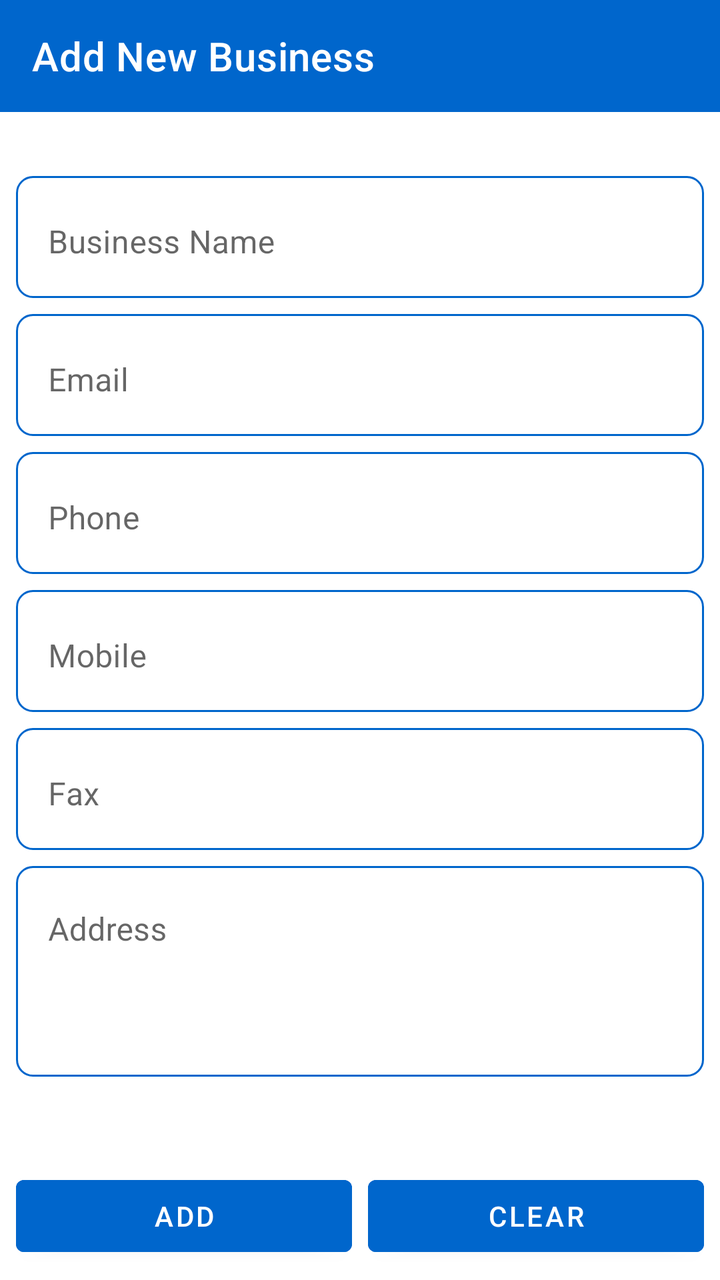
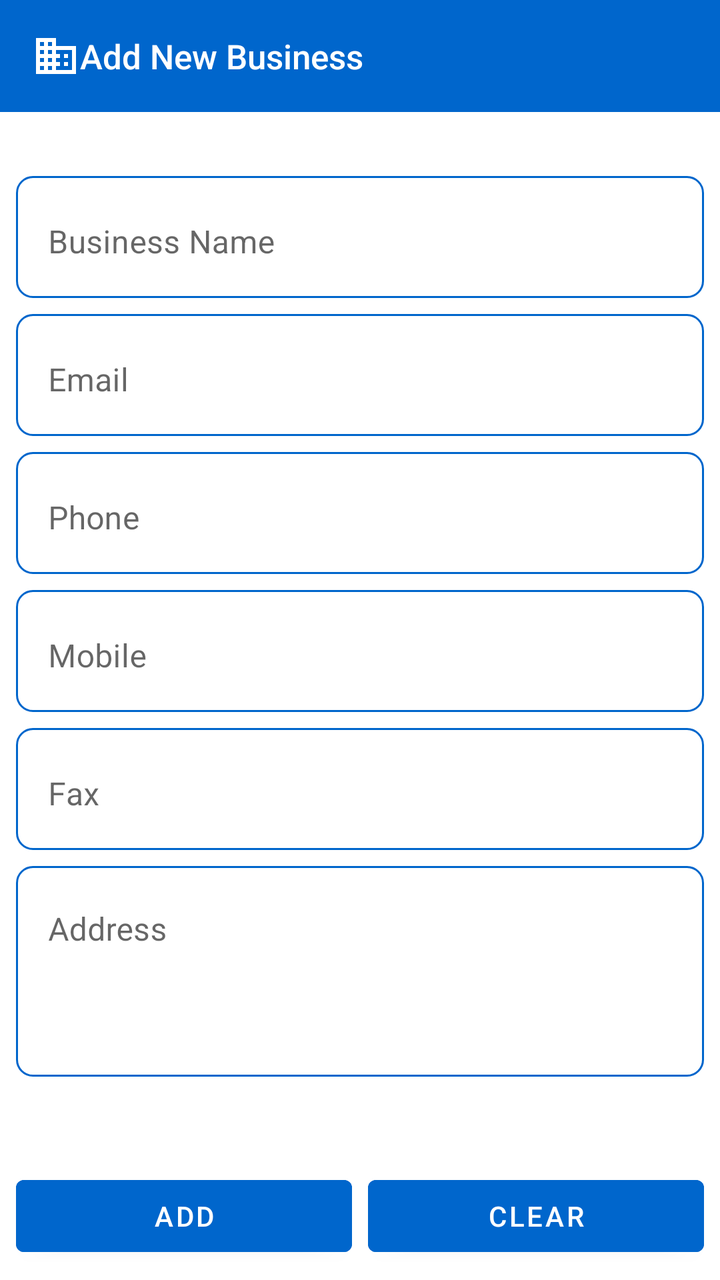

Before-and-after screenshots of an Android layout around one commit, followed by the original layout XML and the change that was made.
<!-- AndroidManifest.xml: application theme Theme.MetalConstructionsEstimates -->
<!-- res/layout/activity_add_business.xml -->
<?xml version="1.0" encoding="utf-8"?>
<androidx.constraintlayout.widget.ConstraintLayout
    xmlns:android="http://schemas.android.com/apk/res/android"
    xmlns:app="http://schemas.android.com/apk/res-auto"
    android:layout_width="match_parent"
    android:layout_height="match_parent">

    
    <androidx.appcompat.widget.Toolbar
        android:id="@+id/toolbar"
        android:layout_width="0dp"
        android:layout_height="?attr/actionBarSize"
        android:background="#0066cc"
        app:title="@string/addBusiness"
        app:titleTextColor="@android:color/white"
        app:layout_constraintTop_toTopOf="parent"
        app:layout_constraintStart_toStartOf="parent"
        app:layout_constraintEnd_toEndOf="parent"/>

    
    <androidx.core.widget.NestedScrollView
        android:id="@+id/scrollView"
        android:layout_width="0dp"
        android:layout_height="0dp"
        android:fillViewport="true"
        android:scrollbars="vertical"
        app:layout_constraintTop_toBottomOf="@id/toolbar"
        app:layout_constraintBottom_toTopOf="@id/buttonContainer"
        app:layout_constraintStart_toStartOf="parent"
        app:layout_constraintEnd_toEndOf="parent">

        <androidx.constraintlayout.widget.ConstraintLayout
            android:layout_width="match_parent"
            android:layout_height="wrap_content"
            android:paddingTop="16dp"
            android:paddingBottom="16dp">

            
            <com.google.android.material.textfield.TextInputLayout
                android:id="@+id/nameLayout"
                android:layout_width="0dp"
                android:layout_height="wrap_content"
                android:hint="@string/business_name"
                android:background="@drawable/shape"
                android:layout_marginStart="8dp"
                android:layout_marginEnd="8dp"
                android:layout_marginTop="16dp"
                style="@style/Widget.MaterialComponents.TextInputLayout.OutlinedBox"
                app:layout_constraintTop_toTopOf="parent"
                app:layout_constraintStart_toStartOf="parent"
                app:layout_constraintEnd_toEndOf="parent">

                <com.google.android.material.textfield.TextInputEditText
                    android:id="@+id/etName_add_business"
                    android:layout_width="match_parent"
                    android:layout_height="wrap_content"
                    android:textColor="#333333"
                    android:textColorHint="#4A4A4A"
                    android:background="@android:color/transparent"/>
            </com.google.android.material.textfield.TextInputLayout>

            <com.google.android.material.textfield.TextInputLayout
                android:id="@+id/emailLayout"
                android:layout_width="0dp"
                android:layout_height="wrap_content"
                android:hint="@string/business_email"
                android:background="@drawable/shape"
                android:layout_marginTop="8dp"
                android:layout_marginStart="8dp"
                android:layout_marginEnd="8dp"
                style="@style/Widget.MaterialComponents.TextInputLayout.OutlinedBox"
                app:layout_constraintTop_toBottomOf="@id/nameLayout"
                app:layout_constraintStart_toStartOf="parent"
                app:layout_constraintEnd_toEndOf="parent">

                <com.google.android.material.textfield.TextInputEditText
                    android:id="@+id/etEmail_add_business"
                    android:layout_width="match_parent"
                    android:layout_height="wrap_content"
                    android:inputType="textEmailAddress"
                    android:textColor="#333333"
                    android:textColorHint="#4A4A4A"
                    android:background="@android:color/transparent"/>
            </com.google.android.material.textfield.TextInputLayout>

            
            <com.google.android.material.textfield.TextInputLayout
                android:id="@+id/phoneLayout"
                android:layout_width="0dp"
                android:layout_height="wrap_content"
                android:hint="@string/business_phone"
                android:background="@drawable/shape"
                android:layout_marginTop="8dp"
                android:layout_marginStart="8dp"
                android:layout_marginEnd="8dp"
                style="@style/Widget.MaterialComponents.TextInputLayout.OutlinedBox"
                app:layout_constraintTop_toBottomOf="@id/emailLayout"
                app:layout_constraintStart_toStartOf="parent"
                app:layout_constraintEnd_toEndOf="parent">

                <com.google.android.material.textfield.TextInputEditText
                    android:id="@+id/etPhone_add_business"
                    android:layout_width="match_parent"
                    android:layout_height="wrap_content"
                    android:inputType="phone"
                    android:textColor="#333333"
                    android:textColorHint="#4A4A4A"
                    android:background="@android:color/transparent"/>
            </com.google.android.material.textfield.TextInputLayout>

            <com.google.android.material.textfield.TextInputLayout
                android:id="@+id/mobileLayout"
                android:layout_width="0dp"
                android:layout_height="wrap_content"
                android:hint="@string/business_mobile"
                android:background="@drawable/shape"
                android:layout_marginTop="8dp"
                android:layout_marginStart="8dp"
                android:layout_marginEnd="8dp"
                style="@style/Widget.MaterialComponents.TextInputLayout.OutlinedBox"
                app:layout_constraintTop_toBottomOf="@id/phoneLayout"
                app:layout_constraintStart_toStartOf="parent"
                app:layout_constraintEnd_toEndOf="parent">

                <com.google.android.material.textfield.TextInputEditText
                    android:id="@+id/etMobile_add_business"
                    android:layout_width="match_parent"
                    android:layout_height="wrap_content"
                    android:inputType="phone"
                    android:textColor="#333333"
                    android:textColorHint="#4A4A4A"
                    android:background="@android:color/transparent"/>
            </com.google.android.material.textfield.TextInputLayout>

            <com.google.android.material.textfield.TextInputLayout
                android:id="@+id/faxLayout"
                android:layout_width="0dp"
                android:layout_height="wrap_content"
                android:hint="@string/business_fax"
                android:background="@drawable/shape"
                android:layout_marginTop="8dp"
                android:layout_marginStart="8dp"
                android:layout_marginEnd="8dp"
                style="@style/Widget.MaterialComponents.TextInputLayout.OutlinedBox"
                app:layout_constraintTop_toBottomOf="@id/mobileLayout"
                app:layout_constraintStart_toStartOf="parent"
                app:layout_constraintEnd_toEndOf="parent">

                <com.google.android.material.textfield.TextInputEditText
                    android:id="@+id/etFax_add_business"
                    android:layout_width="match_parent"
                    android:layout_height="wrap_content"
                    android:inputType="phone"
                    android:textColor="#333333"
                    android:textColorHint="#4A4A4A"
                    android:background="@android:color/transparent"/>
            </com.google.android.material.textfield.TextInputLayout>

            <com.google.android.material.textfield.TextInputLayout
                android:id="@+id/addressLayout"
                android:layout_width="0dp"
                android:layout_height="wrap_content"
                android:hint="@string/business_address"
                android:background="@drawable/shape"
                android:layout_marginTop="8dp"
                android:layout_marginStart="8dp"
                android:layout_marginEnd="8dp"
                android:layout_marginBottom="16dp"
                style="@style/Widget.MaterialComponents.TextInputLayout.OutlinedBox"
                app:layout_constraintTop_toBottomOf="@id/faxLayout"
                app:layout_constraintStart_toStartOf="parent"
                app:layout_constraintEnd_toEndOf="parent">

                <com.google.android.material.textfield.TextInputEditText
                    android:id="@+id/etAddress_add_business"
                    android:layout_width="match_parent"
                    android:layout_height="wrap_content"
                    android:minHeight="100dp"
                    android:gravity="top"
                    android:inputType="textMultiLine"
                    android:textColor="#333333"
                    android:textColorHint="#4A4A4A"
                    android:background="@android:color/transparent"/>
            </com.google.android.material.textfield.TextInputLayout>

        </androidx.constraintlayout.widget.ConstraintLayout>
    </androidx.core.widget.NestedScrollView>

    
    <androidx.constraintlayout.widget.ConstraintLayout
        android:id="@+id/buttonContainer"
        android:layout_width="0dp"
        android:layout_height="wrap_content"
        android:padding="8dp"
        app:layout_constraintBottom_toBottomOf="parent"
        app:layout_constraintStart_toStartOf="parent"
        app:layout_constraintEnd_toEndOf="parent">

        <Button
            android:id="@+id/btnAdd_add_business"
            android:layout_width="0dp"
            android:layout_height="wrap_content"
            android:layout_marginEnd="4dp"
            android:backgroundTint="#0066cc"
            android:text="@string/add"
            android:textColor="@android:color/white"
            app:layout_constraintStart_toStartOf="parent"
            app:layout_constraintEnd_toStartOf="@id/btnClear_add_business"
            app:layout_constraintTop_toTopOf="parent"
            app:layout_constraintBottom_toBottomOf="parent"/>

        <Button
            android:id="@+id/btnClear_add_business"
            android:layout_width="0dp"
            android:layout_height="wrap_content"
            android:layout_marginStart="4dp"
            android:backgroundTint="#0066cc"
            android:text="@string/clear"
            android:textColor="@android:color/white"
            app:layout_constraintStart_toEndOf="@id/btnAdd_add_business"
            app:layout_constraintEnd_toEndOf="parent"
            app:layout_constraintTop_toTopOf="parent"
            app:layout_constraintBottom_toBottomOf="parent"/>
    </androidx.constraintlayout.widget.ConstraintLayout>

</androidx.constraintlayout.widget.ConstraintLayout>
<!-- resources referenced by this layout -->
<resources>
  <!-- drawable shape (drawable) -->
  <shape xmlns:android="http://schemas.android.com/apk/res/android"
      android:shape="rectangle">
      <solid android:color="#FFFFFF" />
      
      <stroke
          android:width="1.1dp"
          android:color="#0066cc" /> 
  
      <corners android:radius="8dp" />
  </shape>
  <string name="add">Add</string>
  <string name="addBusiness">Add New Business</string>
  <string name="business_address">Address</string>
  <string name="business_email">Email</string>
  <string name="business_fax">Fax</string>
  <string name="business_mobile">Mobile</string>
  <string name="business_name">Business Name</string>
  <string name="business_phone">Phone</string>
  <string name="clear">Clear</string>
  <style name="Theme.MetalConstructionsEstimates" parent="Theme.MaterialComponents.DayNight.NoActionBar">
      
          <item name="colorPrimary">@color/purple_200</item>
          <item name="colorPrimaryVariant">@color/purple_700</item>
          <item name="colorOnPrimary">@color/black</item>
  
          <item name="colorSecondary">@color/teal_200</item>
          <item name="colorSecondaryVariant">@color/teal_200</item>
          <item name="colorOnSecondary">@color/black</item>
  
          <item name="android:statusBarColor">?attr/colorPrimaryVariant</item>
          <item name="android:windowLightStatusBar">false</item>
  
          
      </style>
  <color name="purple_200">#FFBB86FC</color>
  <color name="purple_700">#FF3700B3</color>
  <color name="black">#FF000000</color>
  <color name="teal_200">#FF03DAC5</color>
</resources>

<!-- the commit's change to res/layout/activity_add_business.xml (unified diff, before → after) -->
@@ -11,7 +11,13 @@
         android:layout_width="0dp"
         android:layout_height="?attr/actionBarSize"
         android:background="#0066cc"
+        android:theme="@style/ThemeOverlay.MaterialComponents.Dark.ActionBar"
+        app:popupTheme="@style/ThemeOverlay.AppCompat.DayNight"
         app:title="@string/addBusiness"
+        app:logo="@drawable/ic_toolbar_business"
+        app:contentInsetStartWithNavigation="0dp"
+        app:titleMarginStart="10dp"
+        app:titleTextAppearance="@style/ListToolbarTitle"
         app:titleTextColor="@android:color/white"
         app:layout_constraintTop_toTopOf="parent"
         app:layout_constraintStart_toStartOf="parent"
<!-- resource entries referenced after the edit -->
@@ -1,5 +1,16 @@
 <!-- resources referenced by this layout -->
 <resources>
+  <!-- drawable ic_toolbar_business (drawable) -->
+  <?xml version="1.0" encoding="utf-8"?>
+  <vector xmlns:android="http://schemas.android.com/apk/res/android"
+      android:width="24dp"
+      android:height="24dp"
+      android:viewportWidth="24"
+      android:viewportHeight="24">
+      <path
+          android:fillColor="#FFFFFFFF"
+          android:pathData="M12,7V3H2v18h20V7H12zM6,19H4v-2h2v2zM6,15H4v-2h2v2zM6,11H4V9h2v2zM6,7H4V5h2v2zM10,19H8v-2h2v2zM10,15H8v-2h2v2zM10,11H8V9h2v2zM10,7H8V5h2v2zM20,19h-8v-2h2v-2h-2v-2h2v-2h-2V9h8v10zM18,11h-2v2h2v-2zM18,15h-2v2h2v-2z" />
+  </vector>
   <!-- drawable shape (drawable) -->
   <shape xmlns:android="http://schemas.android.com/apk/res/android"
       android:shape="rectangle">
@@ -20,6 +31,9 @@
   <string name="business_name">Business Name</string>
   <string name="business_phone">Phone</string>
   <string name="clear">Clear</string>
+  <style name="ListToolbarTitle" parent="TextAppearance.AppCompat.Widget.ActionBar.Title">
+          <item name="android:textSize">@dimen/list_toolbar_title_size</item>
+      </style>
   <style name="Theme.MetalConstructionsEstimates" parent="Theme.MaterialComponents.DayNight.NoActionBar">
       
           <item name="colorPrimary">@color/purple_200</item>
@@ -35,6 +49,7 @@
   
           
       </style>
+  <dimen name="list_toolbar_title_size">17sp</dimen>
   <color name="purple_200">#FFBB86FC</color>
   <color name="purple_700">#FF3700B3</color>
   <color name="black">#FF000000</color>
